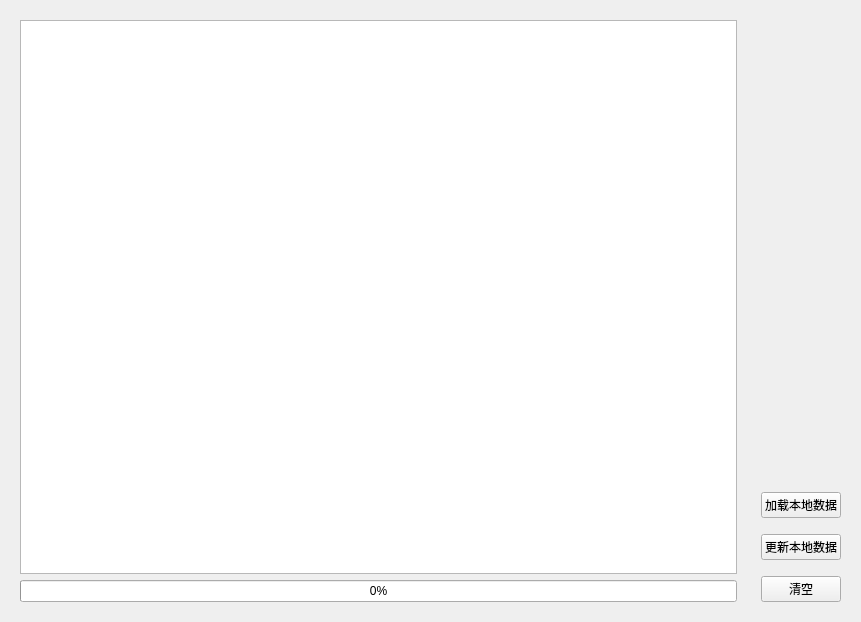
Old version of the form ui_page/page_one.ui in the repository DokinWang/MakeMoneyGUI.
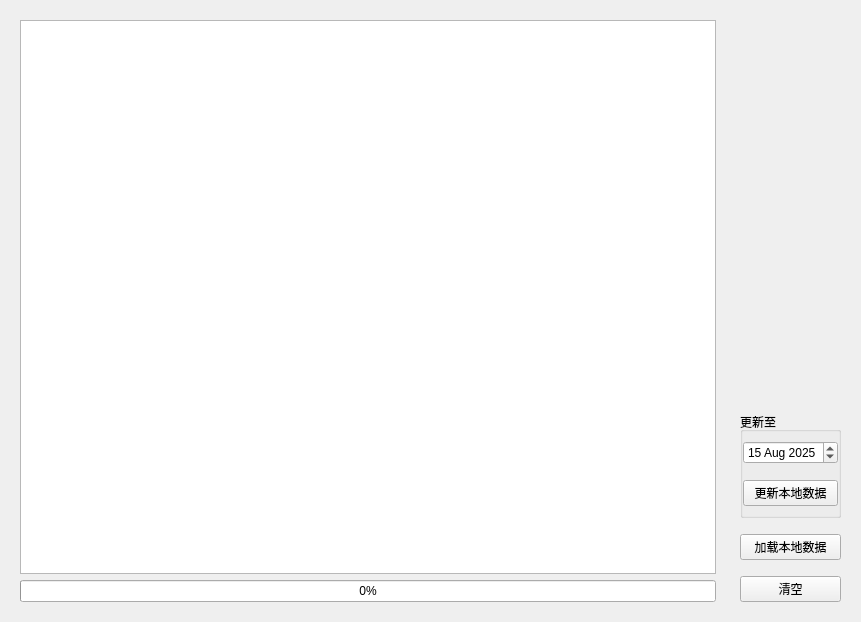
New version of the form. Custom widgets are drawn as their Qt base class.

Commit message: 更新数据时，可指定截止日期

What changed in the file:
```diff
--- a/ui_page/page_one.ui
+++ b/ui_page/page_one.ui
@@ -59,10 +59,61 @@
        </spacer>
       </item>
       <item>
-       <widget class="PushButton" name="loadLocalBtn">
-        <property name="text">
-         <string>加载本地数据</string>
+       <widget class="QGroupBox" name="groupBox">
+        <property name="title">
+         <string>更新至</string>
         </property>
+        <layout class="QVBoxLayout" name="verticalLayout_3">
+         <property name="leftMargin">
+          <number>0</number>
+         </property>
+         <property name="topMargin">
+          <number>9</number>
+         </property>
+         <property name="rightMargin">
+          <number>0</number>
+         </property>
+         <property name="bottomMargin">
+          <number>9</number>
+         </property>
+         <item>
+          <widget class="QDateEdit" name="update_day">
+           <property name="dateTime">
+            <datetime>
+             <hour>0</hour>
+             <minute>0</minute>
+             <second>0</second>
+             <year>2025</year>
+             <month>8</month>
+             <day>15</day>
+            </datetime>
+           </property>
+          </widget>
+         </item>
+         <item>
+          <spacer name="verticalSpacer_5">
+           <property name="orientation">
+            <enum>Qt::Vertical</enum>
+           </property>
+           <property name="sizeType">
+            <enum>QSizePolicy::Fixed</enum>
+           </property>
+           <property name="sizeHint" stdset="0">
+            <size>
+             <width>20</width>
+             <height>10</height>
+            </size>
+           </property>
+          </spacer>
+         </item>
+         <item>
+          <widget class="PushButton" name="updateLocalBtn">
+           <property name="text">
+            <string>更新本地数据</string>
+           </property>
+          </widget>
+         </item>
+        </layout>
        </widget>
       </item>
       <item>
@@ -82,9 +133,9 @@
        </spacer>
       </item>
       <item>
-       <widget class="PushButton" name="updateLocalBtn">
+       <widget class="PushButton" name="loadLocalBtn">
         <property name="text">
-         <string>更新本地数据</string>
+         <string>加载本地数据</string>
         </property>
        </widget>
       </item>
```
The commit also changes 1264 other files.
